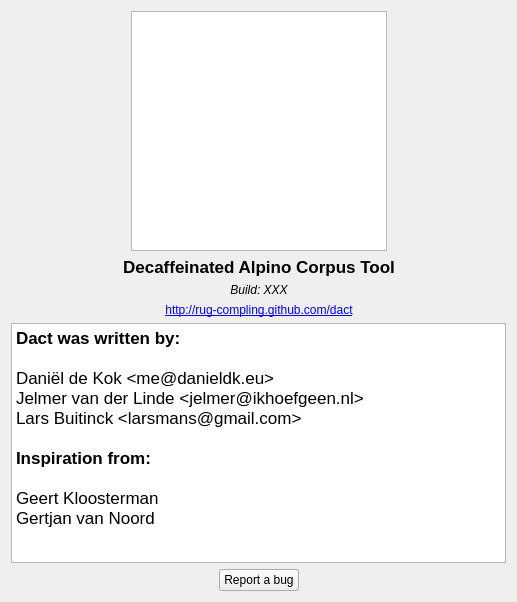
Above: ui/AboutWindow.ui from rug-compling/dact before the change. Below: the same form after it.
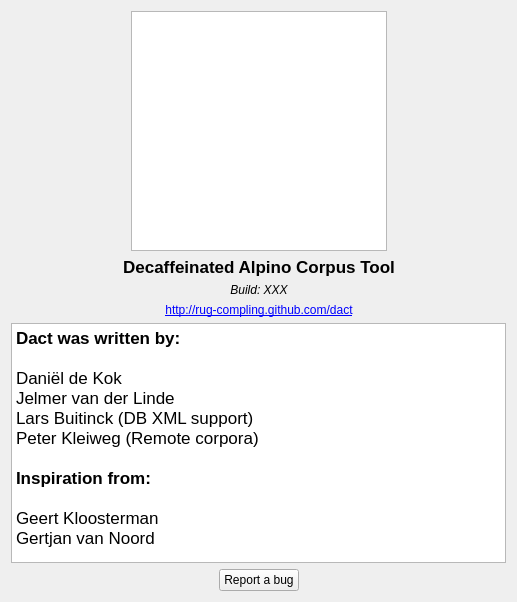
That is the form after the change.

Commit message: Update contributor list.

Diff of the .ui file:
```diff
--- a/ui/AboutWindow.ui
+++ b/ui/AboutWindow.ui
@@ -161,13 +161,14 @@
 p, li { white-space: pre-wrap; }
 &lt;/style&gt;&lt;/head&gt;&lt;body style=&quot; font-family:'Lucida Grande'; font-size:13pt; font-weight:400; font-style:normal;&quot;&gt;
 &lt;p style=&quot; margin-top:0px; margin-bottom:0px; margin-left:0px; margin-right:0px; -qt-block-indent:0; text-indent:0px;&quot;&gt;&lt;span style=&quot; font-weight:600;&quot;&gt;Dact was written by:&lt;/span&gt;&lt;/p&gt;
-&lt;p style=&quot;-qt-paragraph-type:empty; margin-top:0px; margin-bottom:0px; margin-left:0px; margin-right:0px; -qt-block-indent:0; text-indent:0px;&quot;&gt;&lt;/p&gt;
-&lt;p style=&quot; margin-top:0px; margin-bottom:0px; margin-left:0px; margin-right:0px; -qt-block-indent:0; text-indent:0px;&quot;&gt;Daniël de Kok &amp;lt;me@danieldk.eu&amp;gt;&lt;/p&gt;
-&lt;p style=&quot; margin-top:0px; margin-bottom:0px; margin-left:0px; margin-right:0px; -qt-block-indent:0; text-indent:0px;&quot;&gt;Jelmer van der Linde &amp;lt;jelmer@ikhoefgeen.nl&amp;gt;&lt;/p&gt;
-&lt;p style=&quot; margin-top:0px; margin-bottom:0px; margin-left:0px; margin-right:0px; -qt-block-indent:0; text-indent:0px;&quot;&gt;Lars Buitinck &amp;lt;larsmans@gmail.com&amp;gt;&lt;/p&gt;
-&lt;p style=&quot;-qt-paragraph-type:empty; margin-top:0px; margin-bottom:0px; margin-left:0px; margin-right:0px; -qt-block-indent:0; text-indent:0px;&quot;&gt;&lt;/p&gt;
+&lt;p style=&quot;-qt-paragraph-type:empty; margin-top:0px; margin-bottom:0px; margin-left:0px; margin-right:0px; -qt-block-indent:0; text-indent:0px;&quot;&gt;&lt;br /&gt;&lt;/p&gt;
+&lt;p style=&quot; margin-top:0px; margin-bottom:0px; margin-left:0px; margin-right:0px; -qt-block-indent:0; text-indent:0px;&quot;&gt;Daniël de Kok&lt;/p&gt;
+&lt;p style=&quot; margin-top:0px; margin-bottom:0px; margin-left:0px; margin-right:0px; -qt-block-indent:0; text-indent:0px;&quot;&gt;Jelmer van der Linde&lt;/p&gt;
+&lt;p style=&quot; margin-top:0px; margin-bottom:0px; margin-left:0px; margin-right:0px; -qt-block-indent:0; text-indent:0px;&quot;&gt;Lars Buitinck (DB XML support)&lt;/p&gt;
+&lt;p style=&quot; margin-top:0px; margin-bottom:0px; margin-left:0px; margin-right:0px; -qt-block-indent:0; text-indent:0px;&quot;&gt;Peter Kleiweg (Remote corpora)&lt;/p&gt;
+&lt;p style=&quot;-qt-paragraph-type:empty; margin-top:0px; margin-bottom:0px; margin-left:0px; margin-right:0px; -qt-block-indent:0; text-indent:0px;&quot;&gt;&lt;br /&gt;&lt;/p&gt;
 &lt;p style=&quot; margin-top:0px; margin-bottom:0px; margin-left:0px; margin-right:0px; -qt-block-indent:0; text-indent:0px;&quot;&gt;&lt;span style=&quot; font-weight:600;&quot;&gt;Inspiration from:&lt;/span&gt;&lt;/p&gt;
-&lt;p style=&quot;-qt-paragraph-type:empty; margin-top:0px; margin-bottom:0px; margin-left:0px; margin-right:0px; -qt-block-indent:0; text-indent:0px;&quot;&gt;&lt;/p&gt;
+&lt;p style=&quot;-qt-paragraph-type:empty; margin-top:0px; margin-bottom:0px; margin-left:0px; margin-right:0px; -qt-block-indent:0; text-indent:0px;&quot;&gt;&lt;br /&gt;&lt;/p&gt;
 &lt;p style=&quot; margin-top:0px; margin-bottom:0px; margin-left:0px; margin-right:0px; -qt-block-indent:0; text-indent:0px;&quot;&gt;Geert Kloosterman&lt;/p&gt;
 &lt;p style=&quot; margin-top:0px; margin-bottom:0px; margin-left:0px; margin-right:0px; -qt-block-indent:0; text-indent:0px;&quot;&gt;Gertjan van Noord&lt;/p&gt;&lt;/body&gt;&lt;/html&gt;</string>
      </property>
```
